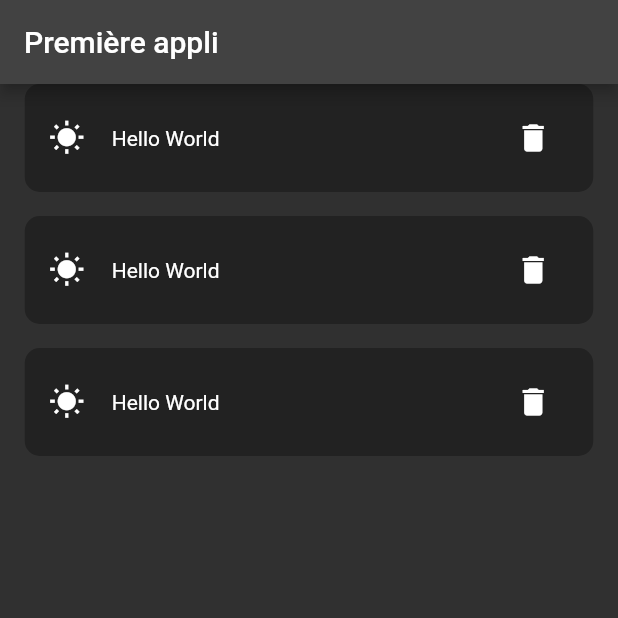
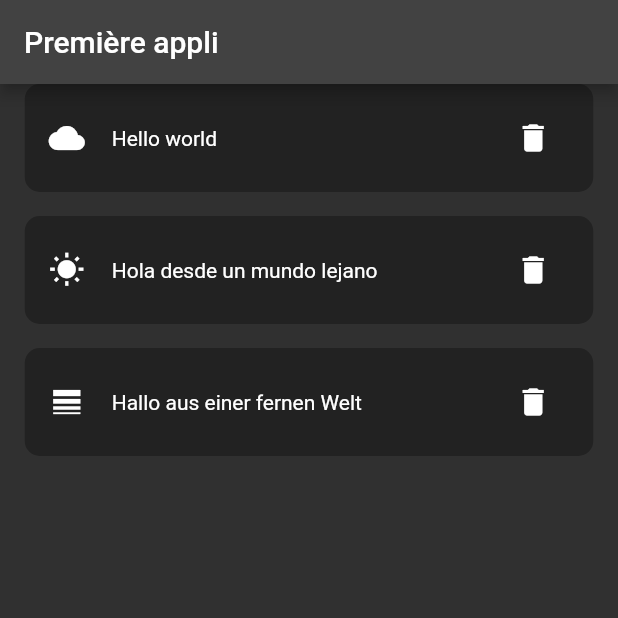
Before and after one commit to diagnecheikh/DartApp, a Flutter app: the screen it shows after launch, on a phone screen of 412 x 824 dp, the top half of it. Run offline on Flutter 3.47's test engine with Material 2 defaults, Android fonts, the phone set to English and light mode, and no system bars; missing offline and left inert: dart:html.

Commit message:
first commit

```diff
--- a/myapp/lib/main.dart
+++ b/myapp/lib/main.dart
@@ -28,10 +28,26 @@ class MyApp extends StatelessWidget {
   }
 }
 
+class Pokemon {
+  const Pokemon(
+    this.name,
+    this.icon,
+  );
+  final String name;
+  final IconData icon;
+}
+
 class HomePage extends StatelessWidget {
   const HomePage({
     Key key,
   }) : super(key: key);
+
+  final List<Pokemon> pokemons = const [
+    Pokemon('Pikachu', Icons.ac_unit),
+    Pokemon('Bulbizarre', Icons.wb_sunny),
+    Pokemon('Salamèche', Icons.whatshot),
+    Pokemon('Carapuce', Icons.remove_red_eye),
+  ];
 
   @override
   Widget build(BuildContext context) {
@@ -43,13 +59,19 @@ class HomePage extends StatelessWidget {
         child: Column(
           children: const [
             TheAmazingRow(
-              icon: Icons.cloud,
-              label: "Cheikh",
+              Icons.cloud,
+              "Hello world",
             ),
             SizedBox(height: 16),
-            TheAmazingRow(),
+            TheAmazingRow(
+              Icons.wb_sunny,
+              "Hola desde un mundo lejano",
+            ),
             SizedBox(height: 16),
-            TheAmazingRow(),
+            TheAmazingRow(
+              Icons.line_weight,
+              "Hallo aus einer fernen Welt",
+            ),
           ],
         ),
       ),
@@ -58,11 +80,10 @@ class HomePage extends StatelessWidget {
 }
 
 class TheAmazingRow extends StatelessWidget {
-  const TheAmazingRow({
-    Key key,
+  const TheAmazingRow(
     this.icon,
     this.label,
-  });
+  );
   final IconData icon;
   final String label;
 
@@ -82,9 +103,9 @@ class TheAmazingRow extends StatelessWidget {
       ),
       child: Row(
         children: [
-          const Icon(Icons.wb_sunny),
+          Icon(icon),
           const SizedBox(width: 18),
-          Expanded(child: const Text('Hello World')),
+          Expanded(child: Text(label)),
           IconButton(
             icon: const Icon(Icons.delete),
             onPressed: () => print('Hallo Welt'),
```
